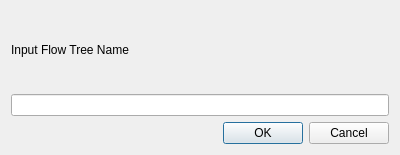
glebpinigin/flow_map_builder, file add_dialog_widget.ui: the form before one commit.
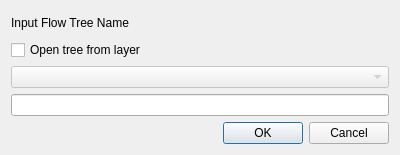
The form after the commit. Custom widgets are drawn as their Qt base class.

Commit message: Context writing to layer on QgsProject.writeProject call added

```diff
--- a/add_dialog_widget.ui
+++ b/add_dialog_widget.ui
@@ -21,6 +21,20 @@
      </property>
     </widget>
    </item>
+   <item>
+    <widget class="QCheckBox" name="unpack_state">
+     <property name="text">
+      <string>Open tree from layer</string>
+     </property>
+    </widget>
+   </item>
+   <item>
+    <widget class="QgsMapLayerComboBox" name="layer_check">
+     <property name="enabled">
+      <bool>false</bool>
+     </property>
+    </widget>
+   </item>
    <item>
     <widget class="QLineEdit" name="name_area"/>
    </item>
@@ -36,6 +50,13 @@
    </item>
   </layout>
  </widget>
+ <customwidgets>
+  <customwidget>
+   <class>QgsMapLayerComboBox</class>
+   <extends>QComboBox</extends>
+   <header>qgis.gui</header>
+  </customwidget>
+ </customwidgets>
  <resources/>
  <connections>
   <connection>
```
The commit also changes 3 other files.
